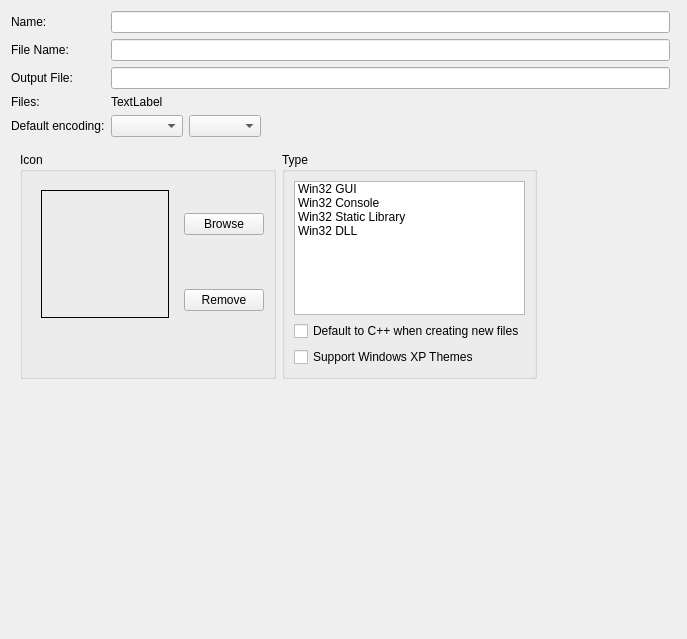
The window that RedPandaIDE/settingsdialog/projectgeneralwidget.ui (royqh1979/RedPanda-CPP) describes before a commit, drawn with Qt 5.
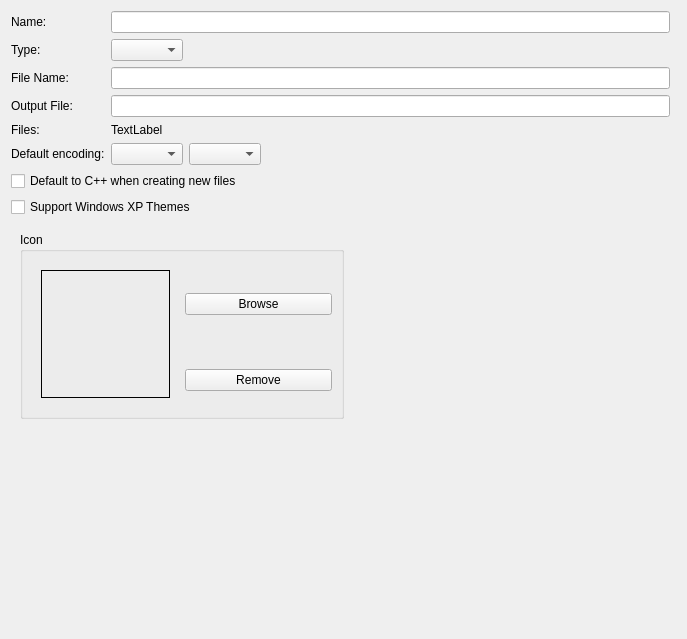
The same window after the commit.

Commit message: Use combobox to set project type option

```diff
--- a/RedPandaIDE/settingsdialog/projectgeneralwidget.ui
+++ b/RedPandaIDE/settingsdialog/projectgeneralwidget.ui
@@ -14,59 +14,137 @@
    <string>Form</string>
   </property>
   <layout class="QGridLayout" name="gridLayout">
-   <item row="1" column="1">
+   <item row="5" column="0">
+    <widget class="QLabel" name="lblEncoding">
+     <property name="text">
+      <string>Default encoding:</string>
+     </property>
+    </widget>
+   </item>
+   <item row="2" column="1">
     <widget class="QLineEdit" name="txtFileName">
      <property name="readOnly">
       <bool>true</bool>
      </property>
     </widget>
    </item>
-   <item row="0" column="0">
-    <widget class="QLabel" name="label">
+   <item row="3" column="1">
+    <widget class="QLineEdit" name="txtOutputFile">
+     <property name="readOnly">
+      <bool>true</bool>
+     </property>
+    </widget>
+   </item>
+   <item row="5" column="1">
+    <widget class="QWidget" name="panelEncoding" native="true">
+     <layout class="QHBoxLayout" name="horizontalLayout_2">
+      <property name="leftMargin">
+       <number>0</number>
+      </property>
+      <property name="topMargin">
+       <number>0</number>
+      </property>
+      <property name="rightMargin">
+       <number>0</number>
+      </property>
+      <property name="bottomMargin">
+       <number>0</number>
+      </property>
+      <item>
+       <widget class="QComboBox" name="cbEncoding"/>
+      </item>
+      <item>
+       <widget class="QComboBox" name="cbEncodingDetail"/>
+      </item>
+      <item>
+       <spacer name="horizontalSpacer">
+        <property name="orientation">
+         <enum>Qt::Horizontal</enum>
+        </property>
+        <property name="sizeHint" stdset="0">
+         <size>
+          <width>40</width>
+          <height>20</height>
+         </size>
+        </property>
+       </spacer>
+      </item>
+     </layout>
+    </widget>
+   </item>
+   <item row="3" column="0">
+    <widget class="QLabel" name="label_3">
      <property name="text">
-      <string>Name:</string>
+      <string>Output File:</string>
+     </property>
+    </widget>
+   </item>
+   <item row="6" column="0" colspan="2">
+    <widget class="QCheckBox" name="cbDefaultCpp">
+     <property name="text">
+      <string>Default to C++ when creating new files</string>
      </property>
     </widget>
    </item>
    <item row="1" column="0">
-    <widget class="QLabel" name="label_2">
+    <widget class="QLabel" name="label_5">
      <property name="text">
-      <string>File Name:</string>
+      <string>Type:</string>
      </property>
     </widget>
    </item>
    <item row="0" column="1">
     <widget class="QLineEdit" name="txtName"/>
    </item>
-   <item row="2" column="1">
-    <widget class="QLineEdit" name="txtOutputFile">
-     <property name="readOnly">
-      <bool>true</bool>
-     </property>
-    </widget>
-   </item>
-   <item row="3" column="0">
+   <item row="4" column="0">
     <widget class="QLabel" name="label_4">
      <property name="text">
       <string>Files:</string>
      </property>
     </widget>
    </item>
-   <item row="3" column="1">
+   <item row="2" column="0">
+    <widget class="QLabel" name="label_2">
+     <property name="text">
+      <string>File Name:</string>
+     </property>
+    </widget>
+   </item>
+   <item row="9" column="0">
+    <spacer name="verticalSpacer">
+     <property name="orientation">
+      <enum>Qt::Vertical</enum>
+     </property>
+     <property name="sizeHint" stdset="0">
+      <size>
+       <width>20</width>
+       <height>40</height>
+      </size>
+     </property>
+    </spacer>
+   </item>
+   <item row="4" column="1">
     <widget class="QLabel" name="lblFiles">
      <property name="text">
       <string>TextLabel</string>
      </property>
     </widget>
    </item>
-   <item row="4" column="0">
-    <widget class="QLabel" name="lblEncoding">
+   <item row="0" column="0">
+    <widget class="QLabel" name="label">
      <property name="text">
-      <string>Default encoding:</string>
+      <string>Name:</string>
      </property>
     </widget>
    </item>
-   <item row="6" column="0" colspan="3">
+   <item row="7" column="0" colspan="2">
+    <widget class="QCheckBox" name="cbSupportXPTheme">
+     <property name="text">
+      <string>Support Windows XP Themes</string>
+     </property>
+    </widget>
+   </item>
+   <item row="8" column="0" colspan="3">
     <widget class="QWidget" name="widget_2" native="true">
      <layout class="QHBoxLayout" name="horizontalLayout">
       <item>
@@ -81,6 +159,13 @@
          <string>Icon</string>
         </property>
         <layout class="QGridLayout" name="gridLayout_2">
+         <item row="0" column="1">
+          <widget class="QPushButton" name="btnBrowse">
+           <property name="text">
+            <string>Browse</string>
+           </property>
+          </widget>
+         </item>
          <item row="0" column="0" rowspan="2">
           <widget class="QWidget" name="widget" native="true">
            <layout class="QVBoxLayout" name="verticalLayout_2">
@@ -139,97 +224,6 @@
            </property>
           </widget>
          </item>
-         <item row="0" column="1">
-          <widget class="QPushButton" name="btnBrowse">
-           <property name="text">
-            <string>Browse</string>
-           </property>
-          </widget>
-         </item>
-         <item row="2" column="1">
-          <spacer name="verticalSpacer_4">
-           <property name="orientation">
-            <enum>Qt::Vertical</enum>
-           </property>
-           <property name="sizeHint" stdset="0">
-            <size>
-             <width>20</width>
-             <height>40</height>
-            </size>
-           </property>
-          </spacer>
-         </item>
-        </layout>
-       </widget>
-      </item>
-      <item>
-       <widget class="QGroupBox" name="grpType">
-        <property name="title">
-         <string>Type</string>
-        </property>
-        <layout class="QVBoxLayout" name="verticalLayout">
-         <item>
-          <widget class="QListWidget" name="lstType">
-           <property name="sizePolicy">
-            <sizepolicy hsizetype="Preferred" vsizetype="Preferred">
-             <horstretch>0</horstretch>
-             <verstretch>0</verstretch>
-            </sizepolicy>
-           </property>
-           <property name="sizeAdjustPolicy">
-            <enum>QAbstractScrollArea::AdjustToContents</enum>
-           </property>
-           <property name="editTriggers">
-            <set>QAbstractItemView::NoEditTriggers</set>
-           </property>
-           <property name="alternatingRowColors">
-            <bool>false</bool>
-           </property>
-           <property name="resizeMode">
-            <enum>QListView::Fixed</enum>
-           </property>
-           <property name="layoutMode">
-            <enum>QListView::SinglePass</enum>
-           </property>
-           <property name="viewMode">
-            <enum>QListView::ListMode</enum>
-           </property>
-           <item>
-            <property name="text">
-             <string>Win32 GUI</string>
-            </property>
-           </item>
-           <item>
-            <property name="text">
-             <string>Win32 Console</string>
-            </property>
-           </item>
-           <item>
-            <property name="text">
-             <string>Win32 Static Library</string>
-            </property>
-           </item>
-           <item>
-            <property name="text">
-             <string>Win32 DLL</string>
-            </property>
-           </item>
-          </widget>
-         </item>
-         <item>
-          <widget class="QCheckBox" name="cbDefaultCpp">
-           <property name="text">
-            <string>Default to C++ when creating new files</string>
-           </property>
-          </widget>
-         </item>
-         <item>
-          <widget class="QCheckBox" name="cbSupportXPTheme">
-           <property name="text">
-            <string>Support Windows XP Themes</string>
-           </property>
-          </widget>
-         </item>
         </layout>
        </widget>
       </item>
@@ -249,29 +243,12 @@
      </layout>
     </widget>
    </item>
-   <item row="2" column="0">
-    <widget class="QLabel" name="label_3">
-     <property name="text">
-      <string>Output File:</string>
-     </property>
-    </widget>
-   </item>
-   <item row="7" column="0">
-    <spacer name="verticalSpacer">
-     <property name="orientation">
-      <enum>Qt::Vertical</enum>
-     </property>
-     <property name="sizeHint" stdset="0">
-      <size>
-       <width>20</width>
-       <height>40</height>
-      </size>
-     </property>
-    </spacer>
-   </item>
-   <item row="4" column="1">
-    <widget class="QWidget" name="panelEncoding" native="true">
-     <layout class="QHBoxLayout" name="horizontalLayout_2">
+   <item row="1" column="1">
+    <widget class="QWidget" name="widget" native="true">
+     <layout class="QHBoxLayout" name="horizontalLayout_3">
+      <property name="spacing">
+       <number>7</number>
+      </property>
       <property name="leftMargin">
        <number>0</number>
       </property>
@@ -285,13 +262,10 @@
        <number>0</number>
       </property>
       <item>
-       <widget class="QComboBox" name="cbEncoding"/>
+       <widget class="QComboBox" name="cbType"/>
       </item>
       <item>
-       <widget class="QComboBox" name="cbEncodingDetail"/>
-      </item>
-      <item>
-       <spacer name="horizontalSpacer">
+       <spacer name="horizontalSpacer_3">
         <property name="orientation">
          <enum>Qt::Horizontal</enum>
         </property>
```
Left out of the diff: 3 changed lines with no effect on the pictures. The commit also changes 6 other files.
